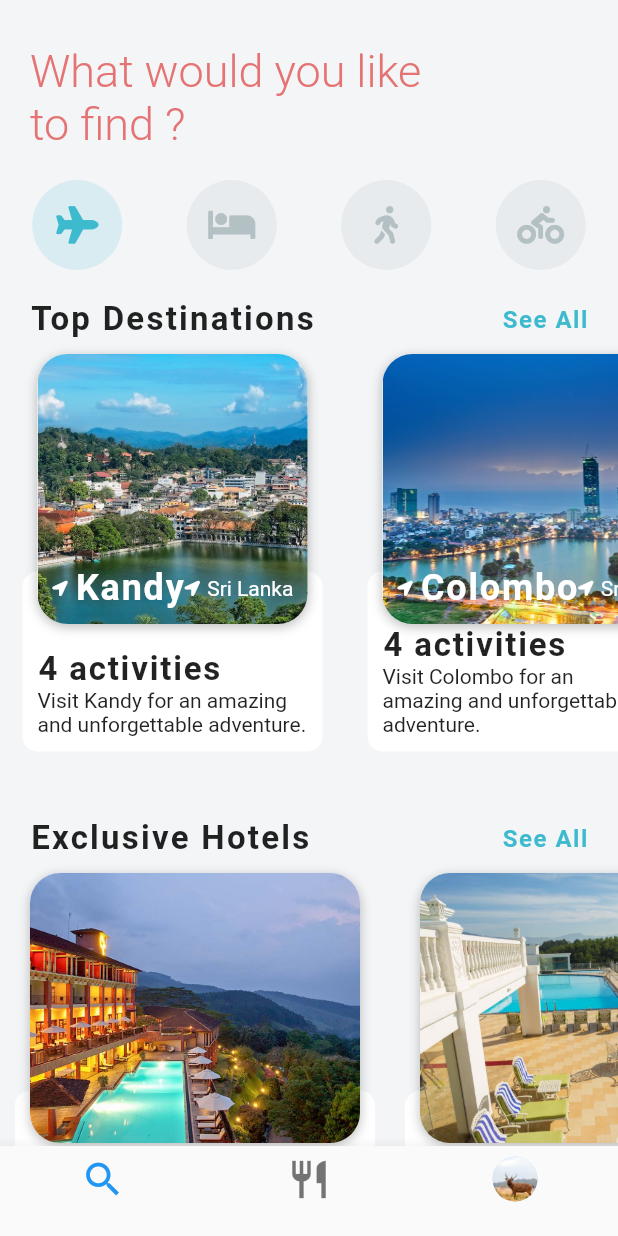
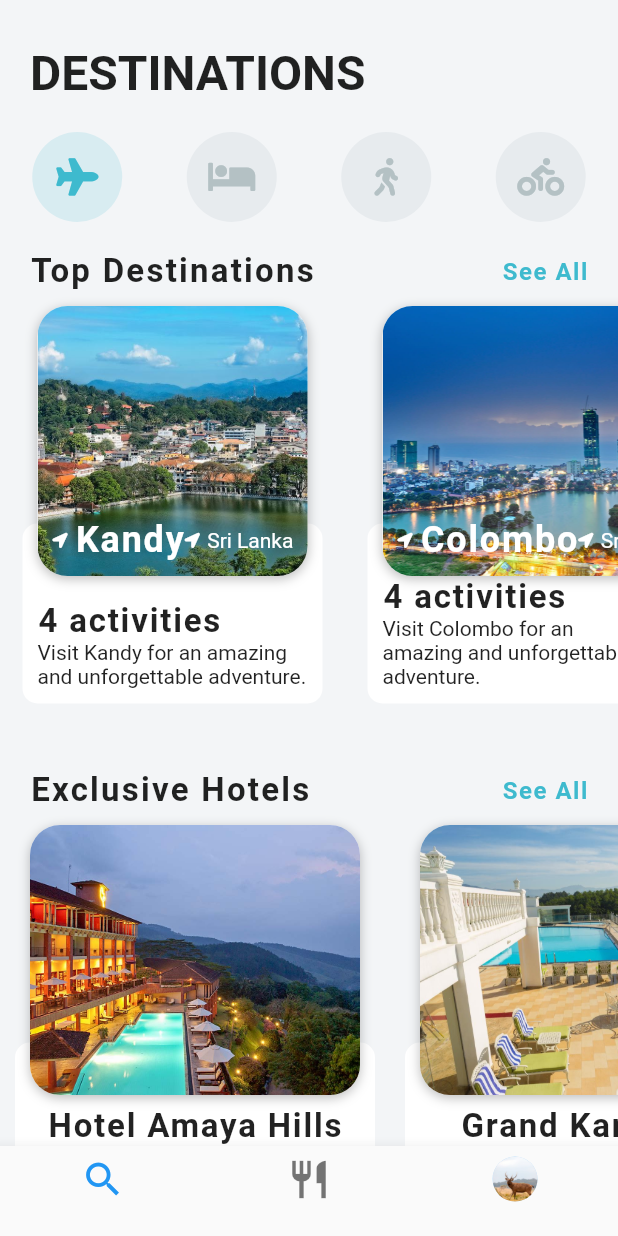
Before and after one commit to adithya0076/craftrips, a Flutter app: the HomeScreen screen opened directly, on a phone screen of 412 x 824 dp. Run offline on Flutter 3.47's test engine with Material 2 defaults, Android fonts, the phone set to English and light mode, and no system bars; our stand-ins replace animated_text_kit, firebase_auth, firebase_core, font_awesome_flutter, splashscreen; missing offline and left inert: beauty_textfield; accounts and stored records are empty.

```diff
--- a/lib/main.dart
+++ b/lib/main.dart
@@ -57,6 +57,7 @@ class Splash2 extends StatelessWidget {
         ),
       ),
       photoSize: 100.0,
+
       loaderColor: Colors.white10,
     );
   }
--- a/lib/screens/home_screen.dart
+++ b/lib/screens/home_screen.dart
@@ -7,6 +7,7 @@ import 'package:font_awesome_flutter/font_awesome_flutter.dart';
 
 import '../firebaseAutoDemo.dart';
 import 'restaurent_screen.dart';
+import 'package:animated_text_kit/animated_text_kit.dart';
 
 class HomeScreen extends StatefulWidget {
   final User user;
@@ -17,8 +18,7 @@ class HomeScreen extends StatefulWidget {
 }
 
 class _HomeScreenState extends State<HomeScreen> {
-
- final FirebaseAuth _auth = FirebaseAuth.instance;
+  final FirebaseAuth _auth = FirebaseAuth.instance;
 
   int _selectedIndex = 0;
   int _currentTab = 0;
@@ -67,15 +67,17 @@ class _HomeScreenState extends State<HomeScreen> {
           children: <Widget>[
             Padding(
               padding: EdgeInsets.only(left: 20.0, right: 120.0),
-              child: Text(
-                'What would you like to find ?',
-                style: TextStyle(
-                  fontSize: 30.0,
-                  color: Colors.red[300],
-                  fontFamily: "Roboto",
-                  fontWeight: FontWeight.w300,
-                ),
-              ),
+              child: FadeAnimatedTextKit(
+                  onTap: () {
+                    print("Tap Event");
+                  },
+                  text: ["DESTINATIONS", "HOTELS", "RIDES", "RESTAURANTS"],
+                  textStyle:
+                      TextStyle(fontSize: 32.0, fontWeight: FontWeight.bold),
+                  textAlign: TextAlign.start,
+                  alignment:
+                      AlignmentDirectional.topStart // or Alignment.topLeft
+                  ),
             ),
             SizedBox(
               height: 20.0,
@@ -98,10 +100,15 @@ class _HomeScreenState extends State<HomeScreen> {
               height: 20.0,
             ),
             HotelCarousel(),
-             Container(
+            Container(
               child: RaisedButton(
-                child: Text("Log out", style: TextStyle(fontWeight: FontWeight.bold),),
-                shape: RoundedRectangleBorder(borderRadius: BorderRadius.circular(30.0),),
+                child: Text(
+                  "Log out",
+                  style: TextStyle(fontWeight: FontWeight.bold),
+                ),
+                shape: RoundedRectangleBorder(
+                  borderRadius: BorderRadius.circular(30.0),
+                ),
                 color: Colors.redAccent,
                 onPressed: () {
                   _signOut().whenComplete(() {
@@ -125,21 +132,18 @@ class _HomeScreenState extends State<HomeScreen> {
               MaterialPageRoute(builder: (context) => RestaurentScreen()),
             );
           }
-           if (_currentTab == 0) {
+          if (_currentTab == 0) {
             Navigator.of(context).push(
               MaterialPageRoute(builder: (context) => SearchScreen()),
             );
           }
-
         },
         items: [
           BottomNavigationBarItem(
             icon: Icon(
               Icons.search,
               size: 30.0,
-
             ),
-
             title: SizedBox.shrink(),
           ),
           BottomNavigationBarItem(
@@ -161,7 +165,6 @@ class _HomeScreenState extends State<HomeScreen> {
     );
   }
 
-
   Future _signOut() async {
     await _auth.signOut();
   }
--- a/pubspec.yaml
+++ b/pubspec.yaml
@@ -33,6 +33,7 @@ dependencies:
   beauty_textfield: ^0.0.1
   firebase_core: ^0.5.0
   firebase_auth: ^0.18.0+1
+  animated_text_kit: ^2.5.0
   # fluttertoast: ^7.1.1
 
 dev_dependencies:
```
Also changed, not shown: pubspec.lock.
